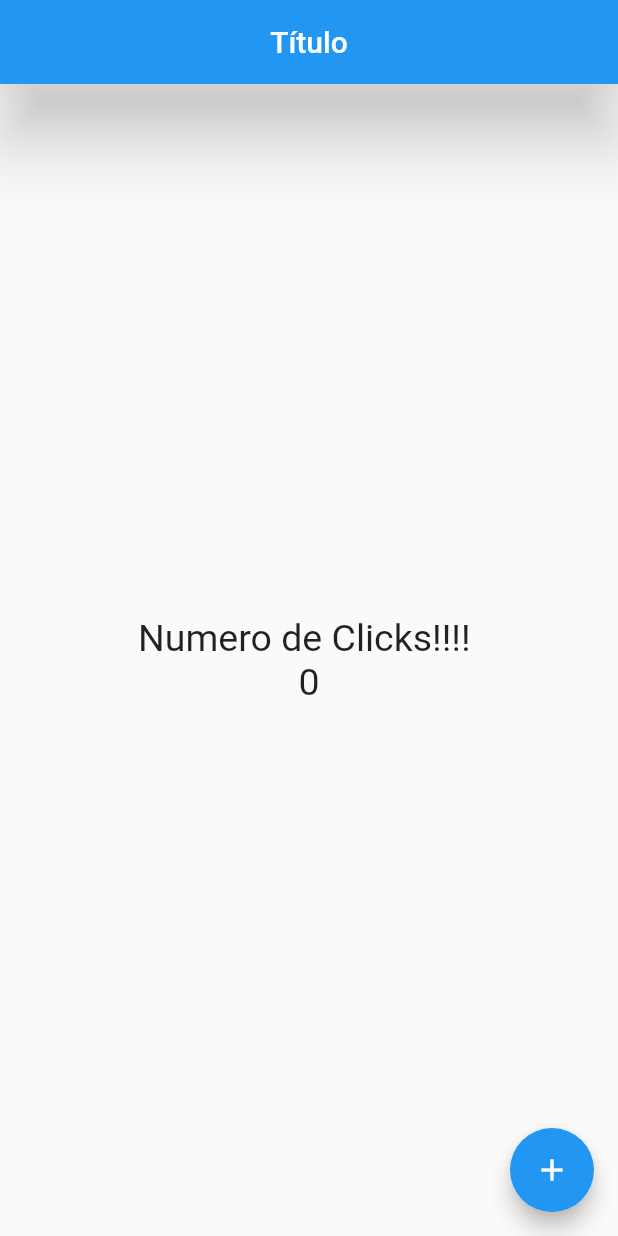
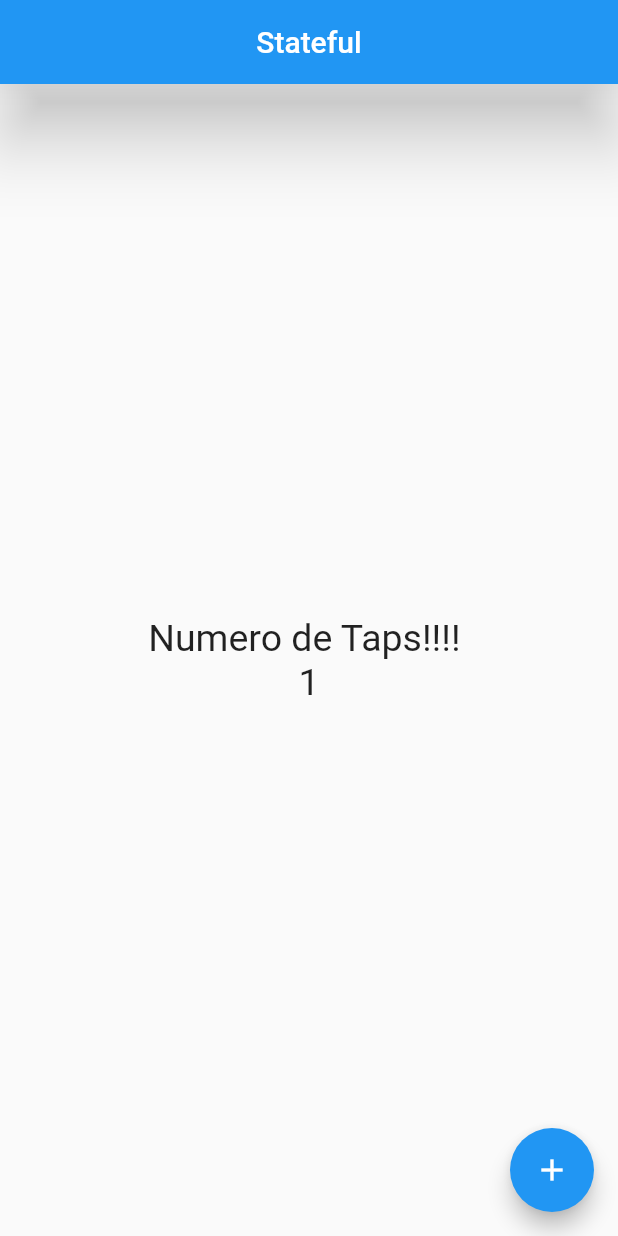
Before and after one commit to eddieware/contador, a Flutter app: the screen it shows after launch, after a tap on the "add" icon, on a phone screen of 412 x 824 dp. Run offline on Flutter 3.47's test engine with Material 2 defaults, Android fonts, the phone set to English and light mode, and no system bars.

Commit message:
stateful widget, render state, banner

```diff
--- a/lib/src/app.dart
+++ b/lib/src/app.dart
@@ -1,13 +1,15 @@
 
-import 'package:contador/src/pages/home_page.dart';
+import 'package:contador/src/pages/contador_page.dart';
+//import 'package:contador/src/pages/home_page.dart';
 import 'package:flutter/material.dart';
 
 class MyApp extends StatelessWidget{
   @override
   Widget build(context){ //context contiene informacion
   return MaterialApp(
-    home:
-    Center(child: HomePage(),
+    debugShowCheckedModeBanner: false,
+    home: Center(
+      child: ContadorPage(),
     ),
 
   );
--- /dev/null
+++ b/lib/src/pages/contador_page.dart
@@ -0,0 +1,68 @@
+import 'package:flutter/material.dart';
+//EJEMPLO DE STATUEFUL WIDGET
+
+
+class ContadorPage extends StatefulWidget{
+
+
+//EL OVERRIDE es porque el statueful
+//widget tiene un aimplementacion interna
+//del createstate por ende se sobreescribe
+@override
+createState()=> _ContadorPageState();
+  //necesita retornar una nueva instancia _ContadorPageState();
+
+
+}
+
+class _ContadorPageState extends State<ContadorPage>{
+  // para hacer privado y utilizar solo en este archivo
+final _estiloTexto = new TextStyle(fontSize: 25);
+
+int _conteo =0;
+
+@override
+Widget build(BuildContext context) {
+
+  return Scaffold(
+    appBar: AppBar(
+      title: Text('Stateful'),
+      centerTitle: true,
+      elevation: 20,
+    ),
+    body: Center(
+      child: Column(
+        mainAxisAlignment: MainAxisAlignment.center,
+        children: <Widget>[
+            Text('Numero de Taps!!!! ', style: _estiloTexto),
+            Text('$_conteo',style: _estiloTexto) //$ interpolacion string
+              ],
+            )
+      // la mayoria de los Widgets solo pueden tener un child
+      ),
+
+      //floatingActionButtonLocation: FloatingActionButtonLocation.centerFloat,
+      floatingActionButton: FloatingActionButton(
+
+        child: Icon(Icons.add),
+
+        onPressed: () {
+          //print('Hola Mundo!!!!!');
+
+
+          //codigo para la renderizacion de la pantalla
+          setState(()//parentesis para recibir funcion
+          {
+            _conteo++;
+          }//cuerpo de la funcion anonima
+          );
+
+
+        }, //:null,// hace disable el boton
+
+      ),
+  );
+}
+
+
+}
--- a/lib/src/pages/home_page.dart
+++ b/lib/src/pages/home_page.dart
@@ -4,6 +4,7 @@ class HomePage extends StatelessWidget{
 
 final estiloTexto = new TextStyle(fontSize: 25);
 
+final conteo =10;
 
 @override
 Widget build(BuildContext context) {
@@ -19,11 +20,13 @@ Widget build(BuildContext context) {
         mainAxisAlignment: MainAxisAlignment.center,
         children: <Widget>[
             Text('Numero de Clicks!!!! ', style: estiloTexto),
-            Text('0',style: estiloTexto)
+            Text('$conteo',style: estiloTexto) //$ interpolacion string
               ],
             )
       // la mayoria de los Widgets solo pueden tener un child
       ),
+
+      //floatingActionButtonLocation: FloatingActionButtonLocation.centerFloat,
       floatingActionButton: FloatingActionButton(
 
         child: Icon(Icons.add),
```
